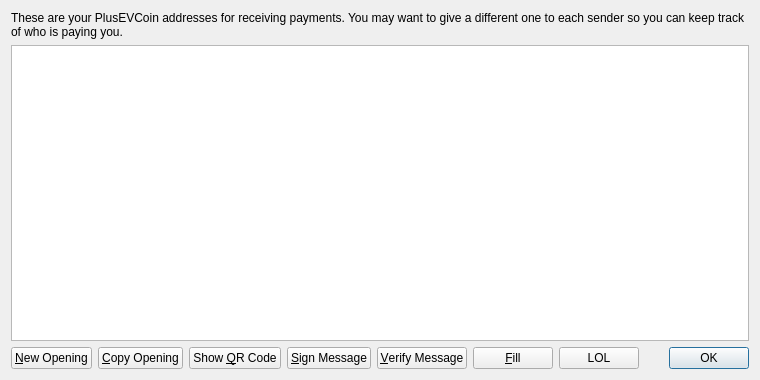
Old version of the form src/qt/forms/addressbookpage.ui in the repository plusevcoin/plusevcoin.
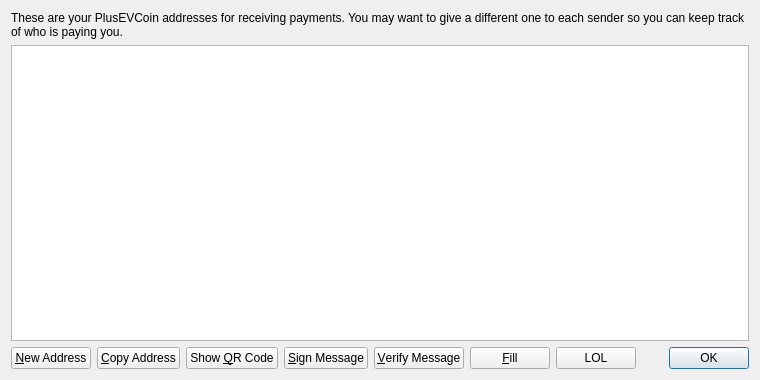
New version of the form. Icons and pictures are not drawn.

What changed in the file:
```diff
--- a/src/qt/forms/addressbookpage.ui
+++ b/src/qt/forms/addressbookpage.ui
@@ -63,7 +63,7 @@
         <string>Create a new address</string>
        </property>
        <property name="text">
-        <string>&amp;New Opening</string>
+        <string>&amp;New Address</string>
        </property>
        <property name="icon">
         <iconset resource="../bitcoin.qrc">
@@ -77,7 +77,7 @@
         <string>Copy the currently selected address to the system clipboard</string>
        </property>
        <property name="text">
-        <string>&amp;Copy Opening</string>
+        <string>&amp;Copy Address</string>
        </property>
        <property name="icon">
         <iconset resource="../bitcoin.qrc">
```
Left out of the diff: 2 changed lines with no effect on the pictures.
